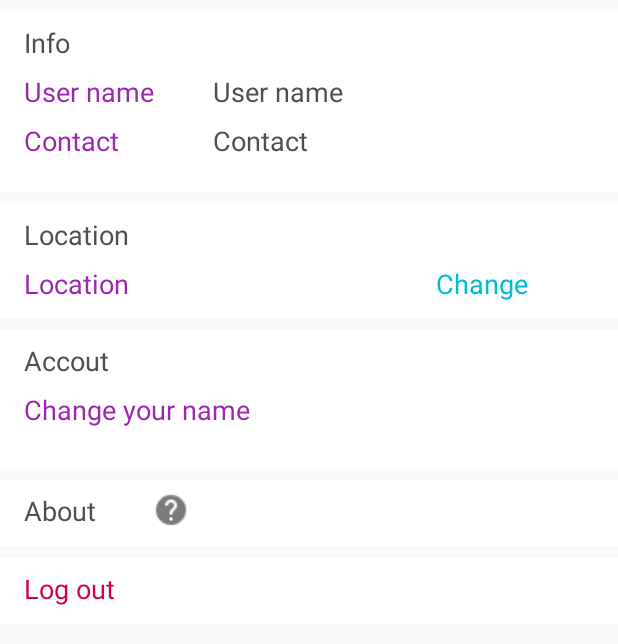
After one commit to AlmazKh/YourChoice, an Android app: the fragment SettingsFragment shown on its own in the app's theme, on a phone screen of 412 x 824 dp. The commit adds this screen. Shown: the top 644 px of the screen. Run offline under Robolectric (Android 15) with nearby library versions, the phone set to English and light mode, and no system bars; our stand-ins replace Firebase (no records; nobody signed in at launch, a user with empty details on screens opened directly), RxJava; Roboto replaces fonts that are not available here; 3 statements that could not run were skipped.

Commit message:
Add settings page

```diff
--- /dev/null
+++ b/app/src/main/java/ru/itis/yourchoice/core/interactors/SettingsInteractor.kt
@@ -0,0 +1,28 @@
+package ru.itis.yourchoice.core.interactors
+
+import io.reactivex.Completable
+import io.reactivex.Single
+import io.reactivex.schedulers.Schedulers
+import ru.itis.yourchoice.core.interfaces.CityRepository
+import ru.itis.yourchoice.core.interfaces.UserRepository
+import ru.itis.yourchoice.core.model.City
+import ru.itis.yourchoice.core.model.User
+import javax.inject.Inject
+
+class SettingsInteractor
+@Inject constructor(
+        private val cityRepository: CityRepository,
+        private val userRepository: UserRepository
+) {
+
+    fun getCities(): Single<List<City>> =
+            cityRepository.getCities()
+                    .subscribeOn(Schedulers.io())
+
+    fun setUsersCity(id: Int): Completable =
+            userRepository.setUsersCity(id)
+                    .subscribeOn(Schedulers.io())
+
+    fun getCurrentUser(): Single<User> =
+            userRepository.
+}
--- /dev/null
+++ b/app/src/main/java/ru/itis/yourchoice/core/interfaces/CityRepository.kt
@@ -0,0 +1,10 @@
+package ru.itis.yourchoice.core.interfaces
+
+import io.reactivex.Single
+import ru.itis.yourchoice.core.model.City
+
+interface CityRepository {
+
+    fun getCities(): Single<List<City>>
+    fun getCityById(id: Int): Single<City>
+}
--- a/app/src/main/java/ru/itis/yourchoice/core/interfaces/UserRepository.kt
+++ b/app/src/main/java/ru/itis/yourchoice/core/interfaces/UserRepository.kt
@@ -5,6 +5,7 @@ import com.google.firebase.auth.FirebaseUser
 import io.reactivex.Completable
 import io.reactivex.Maybe
 import io.reactivex.Single
+import ru.itis.yourchoice.core.model.User
 
 interface UserRepository {
     fun loginWithGoogle(acct: GoogleSignInAccount): Completable
@@ -12,6 +13,7 @@ interface UserRepository {
     fun sendVerificationCode(phoneNumber: String): Maybe<String>
     fun addUserToDb(name: String?, email: String?, phone: String?)
     fun searchUserInDb(email: String?, phone: String?): Single<Boolean>
-    fun getCurrentUser(): FirebaseUser?
     fun checkAuthUser(): Boolean
+    fun setUsersCity(id: Int): Completable
+    fun getCurrentUser(): Single<User>
 }
--- a/app/src/main/java/ru/itis/yourchoice/di/component/MenuComponent.kt
+++ b/app/src/main/java/ru/itis/yourchoice/di/component/MenuComponent.kt
@@ -7,7 +7,9 @@ import ru.itis.yourchoice.di.module.MenuModule
 import ru.itis.yourchoice.di.scope.ScreenScope
 import ru.itis.yourchoice.view.menu.interests.InterestsFragment
 import ru.itis.yourchoice.view.menu.MenuFragment
+import ru.itis.yourchoice.view.menu.likes.LikesFragment
 import ru.itis.yourchoice.view.menu.profile.UserProfileFragment
+import ru.itis.yourchoice.view.menu.settings.SettingsFragment
 
 @Subcomponent(
         modules = [
@@ -27,4 +29,6 @@ interface MenuComponent {
     fun inject(menuFragment: MenuFragment)
     fun inject(interestsFragment: InterestsFragment)
     fun inject(userProfileFragment: UserProfileFragment)
+    fun inject(likesFragment: LikesFragment)
+    fun inject(settingsFragment: SettingsFragment)
 }
--- a/app/src/main/java/ru/itis/yourchoice/di/module/RepoModule.kt
+++ b/app/src/main/java/ru/itis/yourchoice/di/module/RepoModule.kt
@@ -3,9 +3,11 @@ package ru.itis.yourchoice.di.module
 import dagger.Binds
 import dagger.Module
 import ru.itis.yourchoice.core.interfaces.CategoryRepository
+import ru.itis.yourchoice.core.interfaces.CityRepository
 import ru.itis.yourchoice.core.interfaces.PostRepository
 import ru.itis.yourchoice.core.interfaces.UserRepository
 import ru.itis.yourchoice.data.repository.CategoryRepositoryImpl
+import ru.itis.yourchoice.data.repository.CityRepositoryImpl
 import ru.itis.yourchoice.data.repository.PostRepositoryImpl
 import ru.itis.yourchoice.data.repository.UserRepositoryImpl
 import javax.inject.Singleton
@@ -23,4 +25,8 @@ interface RepoModule {
     @Binds
     @Singleton
     fun bindCategoryRepository(categoryRepositoryImpl: CategoryRepositoryImpl): CategoryRepository
+
+    @Binds
+    @Singleton
+    fun  bindCityRepository(cityRepositoryImpl: CityRepositoryImpl): CityRepository
 }
--- a/app/src/main/java/ru/itis/yourchoice/presenter/menu/UserProfilePresenter.kt
+++ b/app/src/main/java/ru/itis/yourchoice/presenter/menu/UserProfilePresenter.kt
@@ -1,5 +1,6 @@
 package ru.itis.yourchoice.presenter.menu
 
+import io.reactivex.android.schedulers.AndroidSchedulers
 import ru.itis.yourchoice.core.interactors.UserProfileInteractor
 import ru.itis.yourchoice.core.model.Post
 import ru.itis.yourchoice.presenter.base.BasePresenter
@@ -11,6 +12,7 @@ class UserProfilePresenter(
 
     fun updateUserProfilePosts() =
             userProfileInteractor.getPosts()
+                    .observeOn(AndroidSchedulers.mainThread())
                     .subscribe({
                         view?.updateListView(it)
                     }, {
--- /dev/null
+++ b/app/src/main/java/ru/itis/yourchoice/view/menu/settings/SettingsFragment.kt
@@ -0,0 +1,72 @@
+package ru.itis.yourchoice.view.menu.settings
+
+import android.content.DialogInterface
+import android.os.Bundle
+import android.support.v4.app.Fragment
+import android.support.v7.app.AlertDialog
+import android.support.v7.app.AppCompatActivity
+import android.view.LayoutInflater
+import android.view.View
+import android.view.ViewGroup
+import android.widget.Toast
+import com.google.common.collect.Iterables.toArray
+import kotlinx.android.synthetic.main.fragment_settings.*
+import ru.itis.yourchoice.R
+import ru.itis.yourchoice.YourChoiceApp
+import ru.itis.yourchoice.presenter.menu.SettingsPresenter
+import javax.inject.Inject
+
+class SettingsFragment : Fragment(), SettingsView {
+
+    @Inject
+    lateinit var settingsPresenter: SettingsPresenter
+
+    override fun onCreate(savedInstanceState: Bundle?) {
+        super.onCreate(savedInstanceState)
+        YourChoiceApp.appComponent
+            .menuComponent()
+            .withActivity(activity = AppCompatActivity())
+            .build()
+            .inject(this)
+    }
+
+    override fun onCreateView(inflater: LayoutInflater, container: ViewGroup?, savedInstanceState: Bundle?): View? {
+        return inflater.inflate(R.layout.fragment_settings, container, false)
+    }
+
+    override fun onViewCreated(view: View, savedInstanceState: Bundle?) {
+        super.onViewCreated(view, savedInstanceState)
+        settingsPresenter.attachView(this)
+        settingsPresenter.getCurrentUser()
+        tv_user_name.text = settingsPresenter.getUserName()
+        tv_contact.text = settingsPresenter.getUserContact()
+        tv_change_location.setOnClickListener { settingsPresenter.getCities() }
+    }
+
+    override fun showChangeLocationDialog(cities: ArrayList<String>) {
+        val builder = AlertDialog.Builder(context!!)
+            .setTitle("Choose a city")
+        builder.setSingleChoiceItems(toArray(cities, String::class.java), -1, DialogInterface.OnClickListener { dialog, item ->
+            settingsPresenter.setUsersCity(item)
+            dialog.dismiss()
+        })
+        builder.setPositiveButton("Done", DialogInterface.OnClickListener { dialog, which ->
+            dialog.dismiss()
+        })
+        builder.create()
+        builder.show()
+    }
+
+    override fun showSuccess(message: String) {
+        Toast.makeText(activity, message, Toast.LENGTH_LONG).show()
+    }
+
+    override fun onDestroyView() {
+        super.onDestroyView()
+        settingsPresenter.detachView()
+    }
+
+    companion object {
+        fun newInstance() = SettingsFragment()
+    }
+}
--- /dev/null
+++ b/app/src/main/java/ru/itis/yourchoice/view/menu/settings/SettingsView.kt
@@ -0,0 +1,9 @@
+package ru.itis.yourchoice.view.menu.settings
+
+import ru.itis.yourchoice.core.model.City
+
+interface SettingsView {
+
+    fun showChangeLocationDialog(cities: ArrayList<String>)
+    fun showSuccess(message: String)
+}
--- /dev/null
+++ b/app/src/main/res/layout/fragment_settings.xml
@@ -0,0 +1,218 @@
+<?xml version="1.0" encoding="utf-8"?>
+<android.support.constraint.ConstraintLayout xmlns:android="http://schemas.android.com/apk/res/android"
+    xmlns:app="http://schemas.android.com/apk/res-auto"
+    android:layout_width="match_parent"
+    android:layout_height="match_parent">
+
+    <LinearLayout
+        android:id="@+id/ll_info"
+        android:layout_width="match_parent"
+        android:layout_height="120dp"
+        android:layout_marginStart="0dp"
+        android:layout_marginTop="8dp"
+        android:layout_marginEnd="0dp"
+        android:background="@color/colorWhiteText"
+        android:orientation="vertical"
+        app:layout_constraintEnd_toEndOf="parent"
+        app:layout_constraintStart_toStartOf="parent"
+        app:layout_constraintTop_toTopOf="parent">
+
+        <TextView
+            android:id="@+id/tv_info"
+            android:layout_width="110dp"
+            android:layout_height="wrap_content"
+            android:layout_marginStart="16dp"
+            android:layout_marginTop="8dp"
+            android:text="Info"
+            android:textAlignment="textStart"
+            android:textColor="@color/colorMain"
+            android:textSize="18sp" />
+
+        <LinearLayout
+            android:layout_width="match_parent"
+            android:layout_height="wrap_content">
+
+            <TextView
+                android:id="@+id/tv_user_name_title"
+                android:layout_width="110dp"
+                android:layout_height="wrap_content"
+                android:layout_marginStart="16dp"
+                android:layout_marginTop="8dp"
+                android:text="User name"
+                android:textAlignment="textStart"
+                android:textColor="@color/colorHeadlineText"
+                android:textSize="18sp" />
+
+            <TextView
+                android:id="@+id/tv_user_name"
+                android:layout_width="110dp"
+                android:layout_height="wrap_content"
+                android:layout_marginStart="16dp"
+                android:layout_marginTop="8dp"
+                android:text="User name"
+                android:textAlignment="textStart"
+                android:textColor="@color/colorMain"
+                android:textSize="18sp" />
+        </LinearLayout>
+
+        <LinearLayout
+            android:layout_width="match_parent"
+            android:layout_height="wrap_content">
+
+            <TextView
+                android:id="@+id/tv_contact_title"
+                android:layout_width="110dp"
+                android:layout_height="wrap_content"
+                android:layout_marginStart="16dp"
+                android:layout_marginTop="8dp"
+                android:text="Contact"
+                android:textAlignment="textStart"
+                android:textColor="@color/colorHeadlineText"
+                android:textSize="18sp" />
+
+            <TextView
+                android:id="@+id/tv_contact"
+                android:layout_width="110dp"
+                android:layout_height="wrap_content"
+                android:layout_marginStart="16dp"
+                android:layout_marginTop="8dp"
+                android:text="Contact"
+                android:textAlignment="textStart"
+                android:textColor="@color/colorMain"
+                android:textSize="18sp" />
+        </LinearLayout>
+    </LinearLayout>
+
+    <LinearLayout
+        android:id="@+id/ll_location"
+        android:layout_width="match_parent"
+        android:layout_height="76dp"
+        android:layout_marginTop="8dp"
+        android:background="@color/colorWhiteText"
+        android:orientation="vertical"
+        app:layout_constraintEnd_toEndOf="parent"
+        app:layout_constraintStart_toStartOf="parent"
+        app:layout_constraintTop_toBottomOf="@+id/ll_info">
+
+        <TextView
+            android:id="@+id/tv_location_title"
+            android:layout_width="110dp"
+            android:layout_height="wrap_content"
+            android:layout_marginStart="16dp"
+            android:layout_marginTop="8dp"
+            android:text="Location"
+            android:textAlignment="textStart"
+            android:textColor="@color/colorMain"
+            android:textSize="18sp" />
+
+        <LinearLayout
+            android:layout_width="match_parent"
+            android:layout_height="wrap_content">
+
+            <TextView
+                android:id="@+id/tv_location"
+                android:layout_width="168dp"
+                android:layout_height="wrap_content"
+                android:layout_marginStart="16dp"
+                android:layout_marginTop="8dp"
+                android:text="Location"
+                android:textAlignment="textStart"
+                android:textColor="@color/colorHeadlineText"
+                android:textSize="18sp" />
+
+            <TextView
+                android:id="@+id/tv_change_location"
+                android:layout_width="152dp"
+                android:layout_height="wrap_content"
+                android:layout_marginStart="16dp"
+                android:layout_marginTop="8dp"
+                android:clickable="true"
+                android:focusable="true"
+                android:text="Change"
+                android:textAlignment="textEnd"
+                android:textColor="@color/colorSecondary"
+                android:textSize="18sp" />
+        </LinearLayout>
+    </LinearLayout>
+
+    <LinearLayout
+        android:id="@+id/ll_account"
+        android:layout_width="match_parent"
+        android:layout_height="92dp"
+        android:layout_marginTop="8dp"
+        android:background="@color/colorWhiteText"
+        android:orientation="vertical"
+        app:layout_constraintEnd_toEndOf="parent"
+        app:layout_constraintStart_toStartOf="parent"
+        app:layout_constraintTop_toBottomOf="@+id/ll_location">
+
+        <TextView
+            android:id="@+id/tv_account"
+            android:layout_width="110dp"
+            android:layout_height="wrap_content"
+            android:layout_marginStart="16dp"
+            android:layout_marginTop="8dp"
+            android:text="Accout"
+            android:textAlignment="textStart"
+            android:textColor="@color/colorMain"
+            android:textSize="18sp" />
+
+        <TextView
+            android:id="@+id/tv_change_user_name"
+            android:layout_width="177dp"
+            android:layout_height="wrap_content"
+            android:layout_marginStart="16dp"
+            android:layout_marginTop="8dp"
+            android:text="Change your name"
+            android:textAlignment="textStart"
+            android:textColor="@color/colorHeadlineText"
+            android:textSize="18sp" />
+    </LinearLayout>
+
+    <LinearLayout
+        android:id="@+id/ll_about"
+        android:layout_width="match_parent"
+        android:layout_height="44dp"
+        android:layout_marginTop="8dp"
+        android:background="@color/colorWhiteText"
+        android:orientation="vertical"
+        app:layout_constraintEnd_toEndOf="parent"
+        app:layout_constraintStart_toStartOf="parent"
+        app:layout_constraintTop_toBottomOf="@+id/ll_account">
+
+        <TextView
+            android:id="@+id/tv_about"
+            android:layout_width="110dp"
+            android:layout_height="wrap_content"
+            android:layout_marginStart="16dp"
+            android:layout_marginTop="8dp"
+            android:drawableEnd="@drawable/ic_help"
+            android:text="About"
+            android:textAlignment="textStart"
+            android:textColor="@color/colorMain"
+            android:textSize="18sp" />
+    </LinearLayout>
+
+    <LinearLayout
+        android:id="@+id/ll_log_out"
+        android:layout_width="match_parent"
+        android:layout_height="44dp"
+        android:layout_marginTop="8dp"
+        android:background="@color/colorWhiteText"
+        android:orientation="vertical"
+        app:layout_constraintEnd_toEndOf="parent"
+        app:layout_constraintStart_toStartOf="parent"
+        app:layout_constraintTop_toBottomOf="@+id/ll_about">
+
+        <TextView
+            android:id="@+id/tv_log_out"
+            android:layout_width="110dp"
+            android:layout_height="wrap_content"
+            android:layout_marginStart="16dp"
+            android:layout_marginTop="8dp"
+            android:text="Log out"
+            android:textAlignment="textStart"
+            android:textColor="@color/colorRed"
+            android:textSize="18sp" />
+    </LinearLayout>
+</android.support.constraint.ConstraintLayout>
--- a/app/src/main/res/values/colors.xml
+++ b/app/src/main/res/values/colors.xml
@@ -11,5 +11,6 @@
     <color name="colorPageNameText">#000000</color>
     <color name="colorBackground">#EEEEEE</color>
     <color name="colorWhiteText">#FFFFFF</color>
+    <color name="colorRed">#D40040</color>
 
 </resources>
```
Also changed, not shown: app/src/main/java/ru/itis/yourchoice/core/model/City.kt (added, +7 -0 lines), app/src/main/java/ru/itis/yourchoice/data/CitiesHolder.kt (added, +29 -0 lines), app/src/main/java/ru/itis/yourchoice/data/repository/CityRepositoryImpl.kt (added, +21 -0 lines), app/src/main/java/ru/itis/yourchoice/data/repository/UserRepositoryImpl.kt (+63 -7 lines), app/src/main/java/ru/itis/yourchoice/presenter/menu/SettingsPresenter.kt (added, +45 -0 lines), app/src/main/java/ru/itis/yourchoice/view/menu/MenuFragment.kt (+8 -5 lines).
